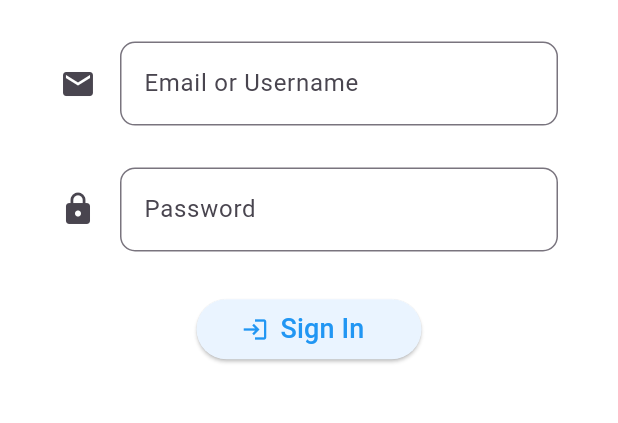
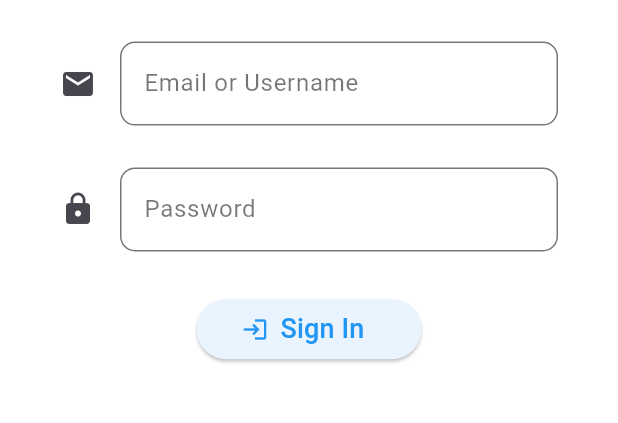
Before and after one commit to Kelvinbhavsar/To-do-List, a Flutter app: the screen it shows after launch, on a phone screen of 412 x 824 dp, the part 548-971 px from its top. Run offline on Flutter 3.47's test engine with Material 3 defaults, Android fonts, the phone set to English and light mode, and no system bars; our stand-ins replace cloud_firestore, firebase_auth, firebase_core, get; accounts and stored records are empty.

Commit message:
minor ui changes , changed label color of all textfields

```diff
--- a/analysis_options.yaml
+++ b/analysis_options.yaml
@@ -21,6 +21,7 @@ linter:
   # `// ignore_for_file: name_of_lint` syntax on the line or in the file
   # producing the lint.
   rules:
+    prefer_const_constructors : false
     # avoid_print: false  # Uncomment to disable the `avoid_print` rule
     # prefer_single_quotes: true  # Uncomment to enable the `prefer_single_quotes` rule
 
--- a/lib/main.dart
+++ b/lib/main.dart
@@ -66,7 +66,13 @@ class _MyAppState extends State<MyApp> {
     return GetMaterialApp(
       debugShowCheckedModeBanner: false,
       theme: ThemeData(
+        scaffoldBackgroundColor: Colors.grey[100],
         primarySwatch: Colors.blue,
+        textButtonTheme: TextButtonThemeData(
+          style: ButtonStyle(
+            foregroundColor: WidgetStatePropertyAll(Colors.blueAccent),
+          ),
+        ),
         textSelectionTheme: const TextSelectionThemeData(
           cursorColor: Colors.blue,
           selectionColor: Colors.blue,
@@ -79,6 +85,9 @@ class _MyAppState extends State<MyApp> {
           ),
         ),
         inputDecorationTheme: InputDecorationTheme(
+          floatingLabelStyle: TextStyle(color: Colors.blue),
+          labelStyle: TextStyle(color: Colors.black54),
+          focusColor: Colors.blue,
           focusedBorder: const OutlineInputBorder(
             borderSide: BorderSide(color: Colors.blue),
           ),
--- a/lib/screens/home_screen.dart
+++ b/lib/screens/home_screen.dart
@@ -86,6 +86,7 @@ class _HomeScreenState extends State<HomeScreen>
               color: Colors.white,
               child: TabBar(
                 labelColor: Colors.black,
+                labelStyle: TextStyle(fontWeight: FontWeight.bold),
                 unselectedLabelColor: Colors.grey,
                 indicatorColor: Colors.black,
                 controller: _tabController,
--- a/lib/screens/login_screen.dart
+++ b/lib/screens/login_screen.dart
@@ -1,4 +1,6 @@
+import 'package:flutter/cupertino.dart';
 import 'package:flutter/material.dart';
+import 'package:flutter/widgets.dart';
 import 'package:flutter_application_2/main.dart';
 import 'package:get/get.dart';
 import 'home_screen.dart';
@@ -13,7 +15,7 @@ class LoginScreen extends StatefulWidget {
 class _LoginScreenState extends State<LoginScreen> {
   final TextEditingController _emailController = TextEditingController();
   final TextEditingController _passwordController = TextEditingController();
-
+  FocusNode myFocusNode = new FocusNode();
   void _navigateToHome() {
     // Define the valid username and password
     /*const validUsername = '00';
@@ -30,7 +32,7 @@ class _LoginScreenState extends State<LoginScreen> {
       Get.snackbar(
         "Error",
         "Invalid username or password",
-        duration: Duration(milliseconds: 1000),
+        duration: Duration(milliseconds: 1300),
       );
     }
   }
@@ -52,16 +54,17 @@ class _LoginScreenState extends State<LoginScreen> {
                 width: 150, // Adjust the width as needed
               ),
               Spacer(flex: 1),
-              TextFormField(
+              TextField(
+                focusNode: myFocusNode,
                 controller: _emailController,
-                decoration: const InputDecoration(
+                decoration: InputDecoration(
                   icon: Icon(Icons.email),
                   hintText: 'Enter Your Username/Email',
                   labelText: 'Email or Username',
                 ),
               ),
               Spacer(flex: 1),
-              TextFormField(
+              TextField(
                 controller: _passwordController,
                 obscureText: true,
                 decoration: const InputDecoration(
--- a/lib/screens/task_screen.dart
+++ b/lib/screens/task_screen.dart
@@ -350,7 +350,7 @@ class _TaskScreenState extends State<TaskScreen> {
                                         itemCount: data.length,
                                         itemBuilder: (context, index) {
                                           Timestamp ts =
-                                              data[index]['createtime'];
+                                              data[index]['submittime'];
                                           return customCard(
                                             ts: ts,
                                             data: data,
@@ -513,11 +513,11 @@ class _AddTaskPageState extends State<AddTaskPage> {
                     final Timestamp timestamp = Timestamp.now();
                     FirebaseFirestore.instance
                         .collection('tasks')
-                        .doc(task)
+                        .doc(task.trim())
                         .set({
                       'email': userEmail,
                       'name': userName,
-                      'taskname': task,
+                      'taskname': task.trim(),
                       'submittime': "-",
                       'createtime': timestamp,
                     });
```
